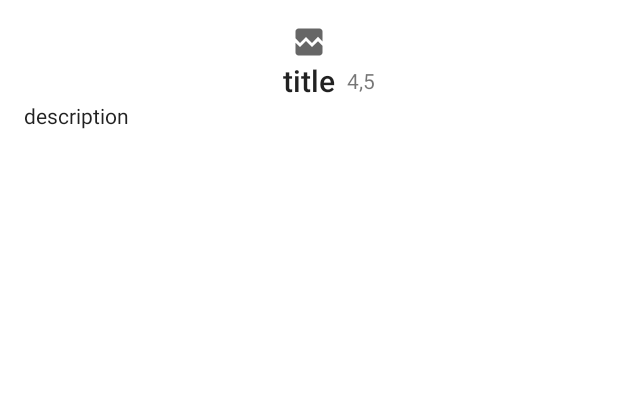
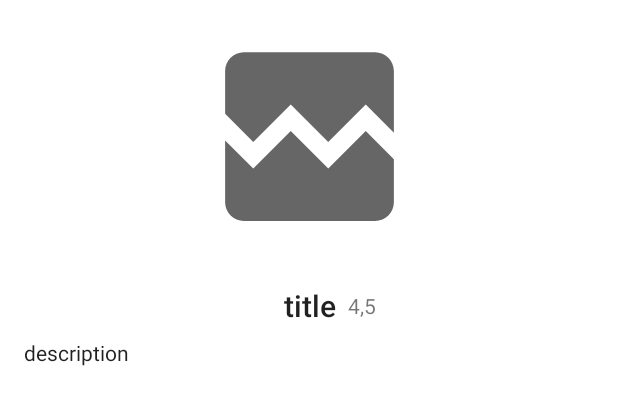
Before and after one commit to DmitryAbramovskikh/MoviesApp, an Android app: the layout fragment_movie_detail.xml on its own in the app's theme, with its tools: preview values and no code run, on a phone screen of 412 x 824 dp. Shown: the top 405 px of the screen. Run offline under Robolectric (Android 15) with nearby library versions, the phone set to English and light mode, and no system bars.

Commit message:
Второй экран работает

```diff
--- a/app/src/main/java/com/dmabram15/moviesapp/data/CloudSource.kt
+++ b/app/src/main/java/com/dmabram15/moviesapp/data/CloudSource.kt
@@ -17,5 +17,5 @@ class CloudSource (private val moviesApi: MoviesApi) : Source {
     }
 
 
-    override fun fetchMovieById(movieId: Int): Maybe<Movie> = moviesApi.fetchMovieById(apiKey, movieId)
+    override fun fetchMovieById(movieId: Int): Single<Movie> = moviesApi.fetchMovieById(apiKey, movieId)
 }
--- a/app/src/main/java/com/dmabram15/moviesapp/data/Source.kt
+++ b/app/src/main/java/com/dmabram15/moviesapp/data/Source.kt
@@ -6,5 +6,5 @@ import io.reactivex.rxjava3.core.Single
 
 interface Source {
     fun fetchMovies() : Single<List<Movie>>
-    fun fetchMovieById(movieId : Int) : Maybe<Movie>
+    fun fetchMovieById(movieId : Int) : Single<Movie>
 }
--- a/app/src/main/java/com/dmabram15/moviesapp/data/api/MoviesApi.kt
+++ b/app/src/main/java/com/dmabram15/moviesapp/data/api/MoviesApi.kt
@@ -20,5 +20,5 @@ interface MoviesApi {
     fun fetchMovieById (
         @Query("api_key") key : String,
         @Path("id") id : Int
-    ) : Maybe<Movie>
+    ) : Single<Movie>
 }
--- a/app/src/main/java/com/dmabram15/moviesapp/data/db/MoviesDAO.kt
+++ b/app/src/main/java/com/dmabram15/moviesapp/data/db/MoviesDAO.kt
@@ -13,8 +13,8 @@ interface MoviesDAO {
     @Query("select * from movies_table")
     fun fetchMovies() : Single<List<Movie>>
 
-    @Query("select * from movies_table where id like :id limit 1")
-    fun fetchMovieById(id : Int) : Maybe<Movie>
+    @Query("select * from movies_table where id like :id")
+    fun fetchMovieById(id : Int) : Single<Movie>
 
     @Insert(onConflict = OnConflictStrategy.REPLACE)
     fun retainMovies(movies : List<Movie>)
--- a/app/src/main/java/com/dmabram15/moviesapp/data/repository/Repository.kt
+++ b/app/src/main/java/com/dmabram15/moviesapp/data/repository/Repository.kt
@@ -6,6 +6,6 @@ import io.reactivex.rxjava3.core.Single
 
 interface Repository {
     fun fetchMovies() : Single<List<Movie>>
-    fun fetchMovieById(movieId : Int) : Maybe<Movie>
+    fun fetchMovieById(movieId : Int) : Single<Movie>
     fun retainMovies(movies : List<Movie>) : Single<List<Movie>>
 }
--- a/app/src/main/java/com/dmabram15/moviesapp/data/repository/RepositoryImpl.kt
+++ b/app/src/main/java/com/dmabram15/moviesapp/data/repository/RepositoryImpl.kt
@@ -1,5 +1,6 @@
 package com.dmabram15.moviesapp.data.repository
 
+import android.util.Log
 import com.dmabram15.moviesapp.data.Source
 import com.dmabram15.moviesapp.data.storage.Storage
 import com.dmabram15.moviesapp.model.Movie
@@ -14,10 +15,10 @@ class RepositoryImpl @Inject constructor(
 
     override fun fetchMovies(): Single<List<Movie>> =
         source.fetchMovies()
-            .flatMap (storage::retainMovies)
+            .flatMap(storage::retainMovies)
 
     //TODO Не отображает информацию из хранилища
-    override fun fetchMovieById(movieId: Int): Maybe<Movie> =
+    override fun fetchMovieById(movieId: Int): Single<Movie> =
         storage.fetchMovieById(movieId)
 
     override fun retainMovies(movies: List<Movie>): Single<List<Movie>> =
--- a/app/src/main/java/com/dmabram15/moviesapp/di/MoviesProviderModule.kt
+++ b/app/src/main/java/com/dmabram15/moviesapp/di/MoviesProviderModule.kt
@@ -4,8 +4,10 @@ import com.dmabram15.moviesapp.data.repository.Repository
 import com.dmabram15.moviesapp.data.repository.RepositoryImpl
 import com.dmabram15.moviesapp.data.storage.DatabaseStorage
 import com.dmabram15.moviesapp.data.storage.Storage
+import com.dmabram15.moviesapp.presenter.MovieDetailPresenter
 import dagger.Binds
 import dagger.Module
+import javax.inject.Singleton
 
 @Module
 abstract class MoviesProviderModule {
--- a/app/src/main/java/com/dmabram15/moviesapp/model/Movie.kt
+++ b/app/src/main/java/com/dmabram15/moviesapp/model/Movie.kt
@@ -7,7 +7,7 @@ import com.google.gson.annotations.SerializedName
 
 @Entity(tableName = "movies_table")
 data class Movie(
-    @PrimaryKey
+    @PrimaryKey(autoGenerate = false)
     @SerializedName("id")
     @ColumnInfo(name = "id")
     val id : Int,
--- a/app/src/main/java/com/dmabram15/moviesapp/view/ContainerActivity.kt
+++ b/app/src/main/java/com/dmabram15/moviesapp/view/ContainerActivity.kt
@@ -23,6 +23,7 @@ class ContainerActivity : AbsActivity(R.layout.activity_container) {
     override fun onCreate(savedInstanceState: Bundle?) {
         super.onCreate(savedInstanceState)
         setContentView(R.layout.activity_container)
+
         savedInstanceState ?: router.newRootScreen(movies())
     }
 
--- a/app/src/main/java/com/dmabram15/moviesapp/view/MovieDetailView.kt
+++ b/app/src/main/java/com/dmabram15/moviesapp/view/MovieDetailView.kt
@@ -1,9 +1,10 @@
 package com.dmabram15.moviesapp.view
 
 import moxy.MvpView
+import moxy.viewstate.strategy.alias.AddToEndSingle
 import moxy.viewstate.strategy.alias.SingleState
 
-@SingleState
+@AddToEndSingle
 interface MovieDetailView : MvpView {
     fun showPoster(url : String)
     fun showTitle(title : String)
--- a/app/src/main/res/layout/fragment_movie_detail.xml
+++ b/app/src/main/res/layout/fragment_movie_detail.xml
@@ -7,8 +7,8 @@
 
     <ImageView
         android:id="@+id/poster"
-        android:layout_width="wrap_content"
-        android:layout_height="wrap_content"
+        android:layout_width="@dimen/large_image_size"
+        android:layout_height="@dimen/large_image_size"
         android:layout_marginTop="@dimen/material_border_space"
         app:layout_constraintTop_toTopOf="parent"
         app:layout_constraintStart_toStartOf="parent"
@@ -22,6 +22,7 @@
         style="@style/TextAppearance.AppCompat.Title"
         android:layout_width="wrap_content"
         android:layout_height="wrap_content"
+        android:layout_marginTop="@dimen/title_margin_top"
         app:layout_constraintTop_toBottomOf="@+id/poster"
         app:layout_constraintStart_toStartOf="@+id/poster"
         app:layout_constraintEnd_toEndOf="@id/poster"
@@ -41,6 +42,7 @@
         android:id="@+id/description"
         style="@style/TextAppearance.AppCompat.Body1"
         android:layout_marginHorizontal="@dimen/material_border_space"
+        android:layout_marginTop="@dimen/description_margin_top"
         android:layout_width="0dp"
         android:layout_height="wrap_content"
         app:layout_constraintTop_toBottomOf="@id/title"
--- a/app/src/main/res/values/dimens.xml
+++ b/app/src/main/res/values/dimens.xml
@@ -1,7 +1,10 @@
 <?xml version="1.0" encoding="utf-8"?>
 <resources>
     <dimen name="image_size">50dp</dimen>
+    <dimen name="large_image_size">150dp</dimen>
     <dimen name="image_item_margin">16dp</dimen>
     <dimen name="material_border_space">16dp</dimen>
     <dimen name="material_column_spacing">8dp</dimen>
+    <dimen name="title_margin_top">24dp</dimen>
+    <dimen name="description_margin_top">8dp</dimen>
 </resources>
```
Also changed, not shown: app/src/main/java/com/dmabram15/moviesapp/data/storage/DatabaseStorage.kt (+10 -2 lines), app/src/main/java/com/dmabram15/moviesapp/view/MovieDetailFragment.kt (+10 -3 lines).
